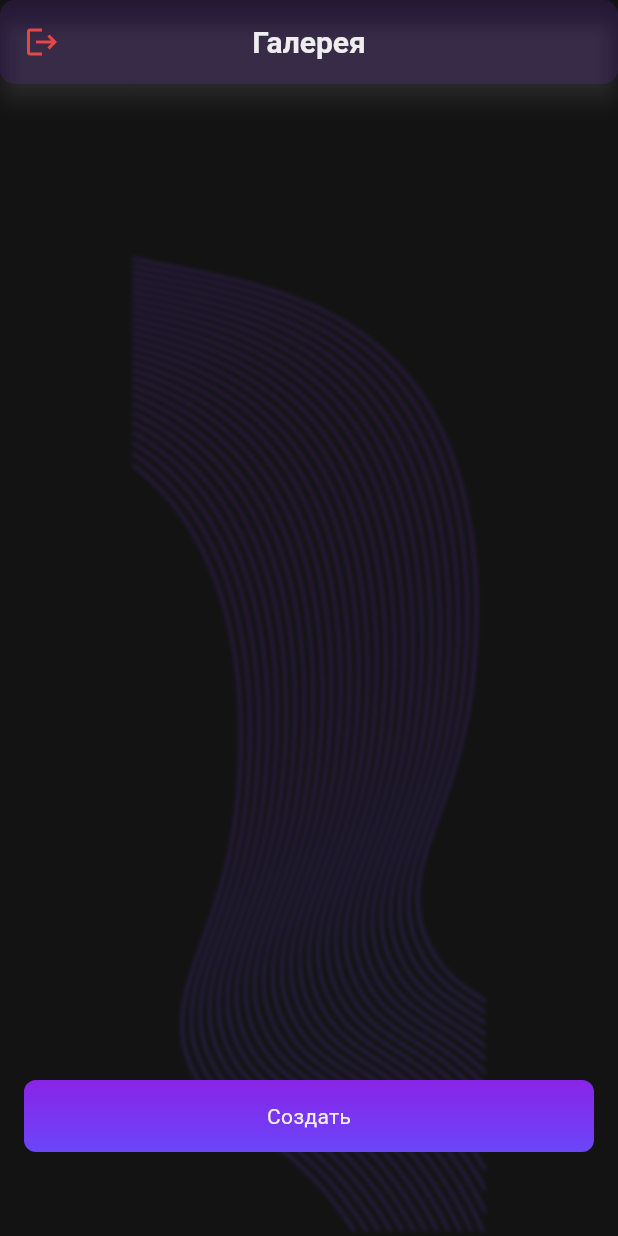
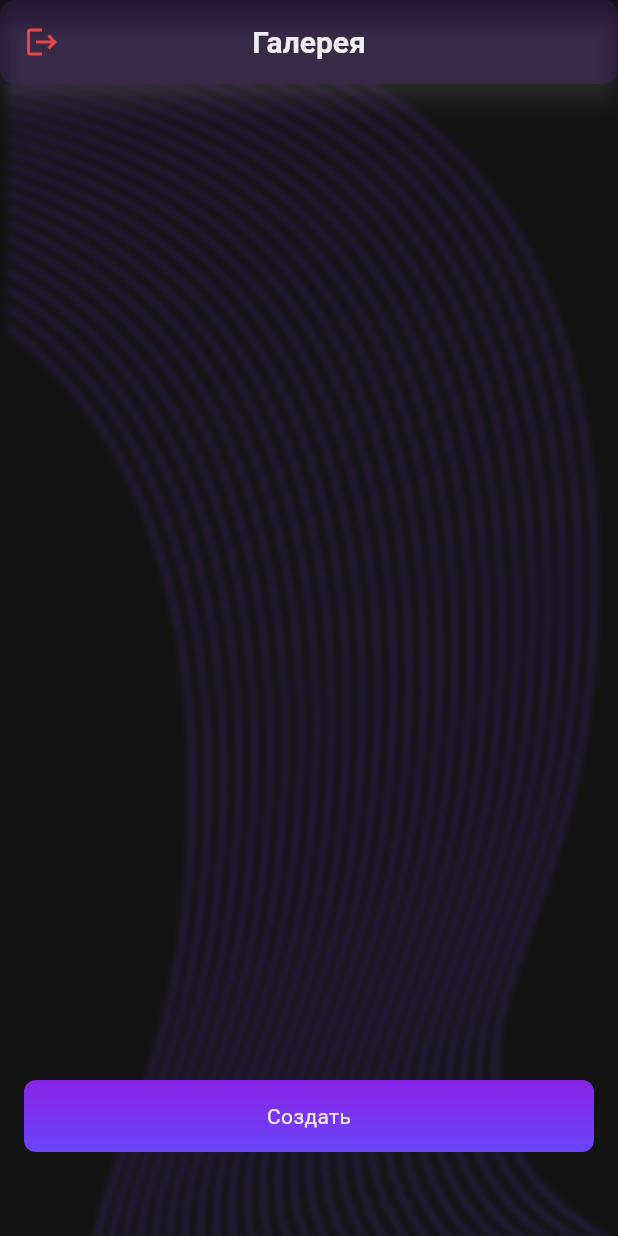
Before and after one commit to PPnGGn/draw_hub, a Flutter app: the screen it shows once a user with an empty profile is signed in, on a phone screen of 412 x 824 dp. Run offline on Flutter 3.47's test engine with Material 3 defaults, Android fonts, the phone set to English and light mode, and no system bars; our stand-ins replace cloud_firestore, email_validator, firebase_auth, firebase_core, flutter_local_notifications, flutter_riverpod and 6 more; accounts and stored records are empty.

Commit message:
background image fix

```diff
--- a/lib/features/gallery/ui/pages/gallery_page.dart
+++ b/lib/features/gallery/ui/pages/gallery_page.dart
@@ -46,9 +46,9 @@ class GalleryPage extends ConsumerWidget {
               // Фон
               Image.asset(
                 'assets/png/background_img.png',
-                fit: BoxFit.contain,
+                fit: BoxFit.cover,
                 width: double.infinity,
-                height: double.infinity,
+         height: MediaQuery.of(context).size.height,
               ),
 
               // Контент
@@ -62,9 +62,9 @@ class GalleryPage extends ConsumerWidget {
           children: [
             Image.asset(
               'assets/png/background_img.png',
-              fit: BoxFit.contain,
+              fit: BoxFit.cover,
               width: double.infinity,
-              height: double.infinity,
+              height: MediaQuery.of(context).size.height,
             ),
             const GalleryShimmer(),
           ],
```
Also changed, not shown: lib/features/drawing/ui/pages/drawing_page.dart (+21 -4 lines).
